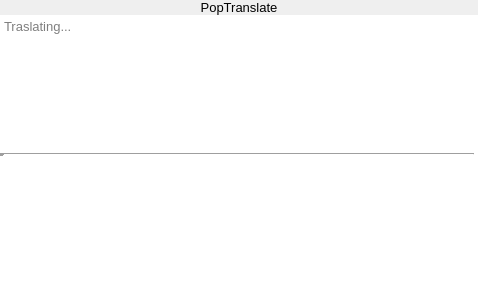
Qt form src/popupdialog.ui (glaumar/PopTranslate) before a commit.
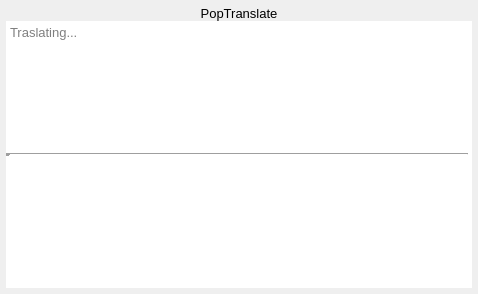
The same form after that commit.

Commit message: Fix segment fault

```diff
--- a/src/popupdialog.ui
+++ b/src/popupdialog.ui
@@ -41,16 +41,16 @@
     <enum>QLayout::SetDefaultConstraint</enum>
    </property>
    <property name="leftMargin">
-    <number>0</number>
+    <number>6</number>
    </property>
    <property name="topMargin">
-    <number>0</number>
+    <number>6</number>
    </property>
    <property name="rightMargin">
-    <number>0</number>
+    <number>6</number>
    </property>
    <property name="bottomMargin">
-    <number>0</number>
+    <number>6</number>
    </property>
    <item>
     <widget class="QWidget" name="tools_widget" native="true">
```
The commit also changes 2 other files.
